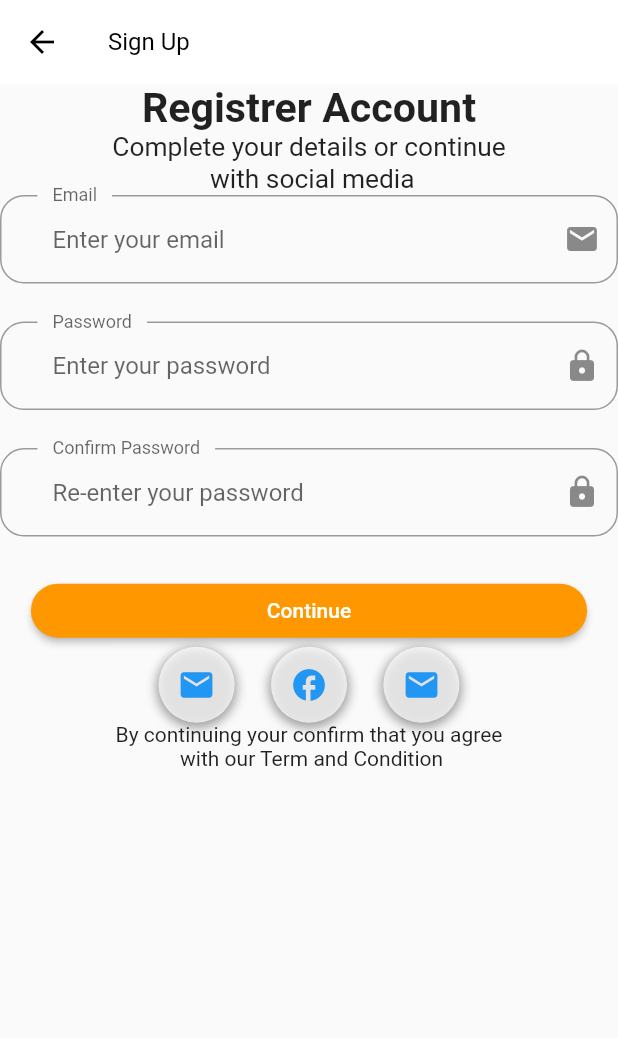
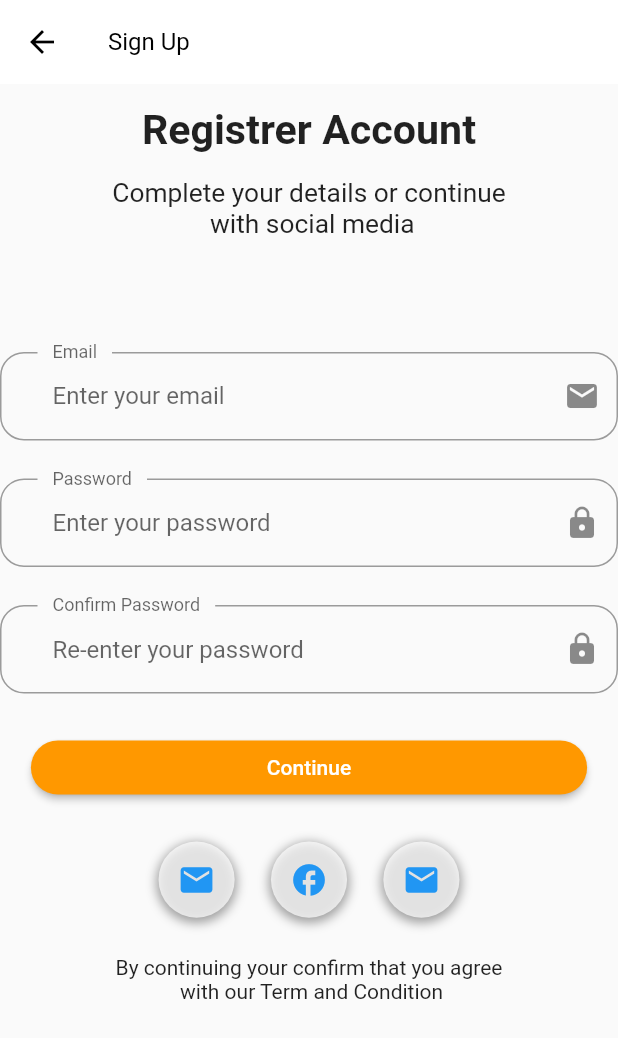
Before and after one commit to mehedi481/E-commerce-App-UI-Flutter, a Flutter app: the RegistrationPage screen opened directly, on a phone screen of 412 x 824 dp. Shown: the top 1038 px of the screen. Run offline on Flutter 3.47's test engine with Material 2 defaults, Android fonts, the phone set to English and light mode, and no system bars; our stand-ins replace google_fonts.

Commit message:
registration complete

```diff
--- /dev/null
+++ b/lib/components/registrationForm.dart
@@ -0,0 +1,46 @@
+import 'package:e_commerce_app_ui/helpers/size_config/size_config.dart';
+import 'package:flutter/material.dart';
+
+import '../main.dart';
+
+class RegisterForm extends StatefulWidget {
+  const RegisterForm({Key? key}) : super(key: key);
+
+  @override
+  _RegisterFormState createState() => _RegisterFormState();
+}
+
+class _RegisterFormState extends State<RegisterForm> {
+  @override
+  Widget build(BuildContext context) {
+    return Column(
+      children: [
+        TextFormField(
+          decoration: inputDecoration(
+            text: "Email",
+            hintText: "Enter your email",
+            icon: Icon(Icons.email),
+          ),
+        ),
+        SizedBox(height: getProportionateScreenHeight(25)),
+        TextFormField(
+          decoration: inputDecoration(
+            text: "Password",
+            hintText: "Enter your password",
+            icon: Icon(Icons.lock),
+          ),
+        ),
+        SizedBox(height: getProportionateScreenHeight(25)),
+        TextFormField(
+          decoration: inputDecoration(
+            text: "Confirm Password",
+            hintText: "Re-enter your password",
+            icon: Icon(Icons.lock),
+          ),
+        ),
+        SizedBox(height: getProportionateScreenHeight(25)),
+        defaultButton(text: "Continue", onPress: () {}),
+      ],
+    );
+  }
+}
--- a/lib/pages/reg_account.dart/components/reg_body.dart
+++ b/lib/pages/reg_account.dart/components/reg_body.dart
@@ -1,6 +1,6 @@
+import 'package:e_commerce_app_ui/components/registrationForm.dart';
 import 'package:e_commerce_app_ui/components/socialCard.dart';
 import 'package:e_commerce_app_ui/helpers/size_config/size_config.dart';
-import 'package:e_commerce_app_ui/main.dart';
 import 'package:flutter/material.dart';
 
 class RegisterBody extends StatelessWidget {
@@ -8,16 +8,23 @@ class RegisterBody extends StatelessWidget {
 
   @override
   Widget build(BuildContext context) {
-    return SizedBox(
+    return SingleChildScrollView(
+      child: SizedBox(
         width: double.infinity,
         child: Column(
           children: [
+            SizedBox(
+              height: getProportionateScreenHeight(15),
+            ),
             Text(
               "Registrer Account",
               style: TextStyle(
                 fontSize: getProportionateScreenWidth(25),
                 fontWeight: FontWeight.bold,
               ),
+            ),
+            SizedBox(
+              height: getProportionateScreenHeight(15),
             ),
             Text(
               "Complete your details or continue \n with social media",
@@ -26,7 +33,13 @@ class RegisterBody extends StatelessWidget {
               ),
               textAlign: TextAlign.center,
             ),
+            SizedBox(
+              height: ScreenSize.height! * 0.09,
+            ),
             RegisterForm(),
+            SizedBox(
+              height: getProportionateScreenHeight(25),
+            ),
             Row(
               mainAxisAlignment: MainAxisAlignment.center,
               children: [
@@ -35,54 +48,16 @@ class RegisterBody extends StatelessWidget {
                 SocialCard(icon: Icons.email, press: () {}),
               ],
             ),
+            SizedBox(
+              height: getProportionateScreenHeight(25),
+            ),
             Text(
               "By continuing your confirm that you agree\n with our Term and Condition",
               textAlign: TextAlign.center,
             )
           ],
         ),
+      ),
     );
   }
 }
-
-class RegisterForm extends StatefulWidget {
-  const RegisterForm({Key? key}) : super(key: key);
-
-  @override
-  _RegisterFormState createState() => _RegisterFormState();
-}
-
-class _RegisterFormState extends State<RegisterForm> {
-  @override
-  Widget build(BuildContext context) {
-    return Column(
-      children: [
-        TextFormField(
-          decoration: inputDecoration(
-            text: "Email",
-            hintText: "Enter your email",
-            icon: Icon(Icons.email),
-          ),
-        ),
-        SizedBox(height: getProportionateScreenHeight(25)),
-        TextFormField(
-          decoration: inputDecoration(
-            text: "Password",
-            hintText: "Enter your password",
-            icon: Icon(Icons.lock),
-          ),
-        ),
-        SizedBox(height: getProportionateScreenHeight(25)),
-        TextFormField(
-          decoration: inputDecoration(
-            text: "Confirm Password",
-            hintText: "Re-enter your password",
-            icon: Icon(Icons.lock),
-          ),
-        ),
-        SizedBox(height: getProportionateScreenHeight(25)),
-        defaultButton(text: "Continue", onPress: () {}),
-      ],
-    );
-  }
-}
```
Lines whose indentation alone changed are shown as unchanged.
